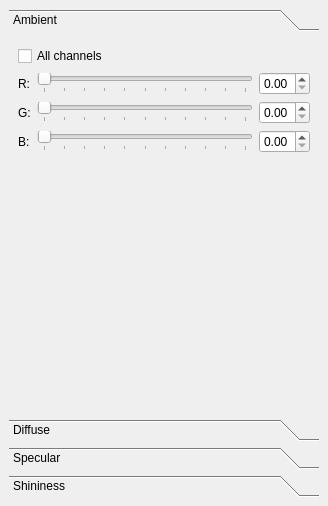
First picture: the form in src/ui/MaterialDock.ui, repository Warzone2100/WMIT, before the edit.
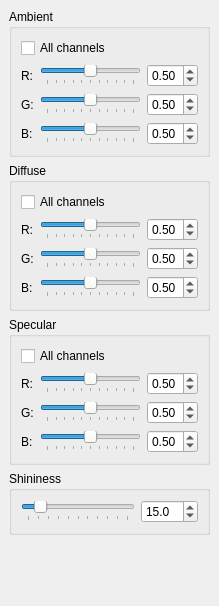
Second picture: the form after the edit.

Commit message: MaterialDock: use groupboxes

The edit to the form file:
```diff
--- a/src/ui/MaterialDock.ui
+++ b/src/ui/MaterialDock.ui
@@ -6,8 +6,8 @@
    <rect>
     <x>0</x>
     <y>0</y>
-    <width>328</width>
-    <height>506</height>
+    <width>219</width>
+    <height>606</height>
    </rect>
   </property>
   <property name="windowTitle">
@@ -16,23 +16,11 @@
   <widget class="QWidget" name="dockWidgetContents">
    <layout class="QVBoxLayout" name="verticalLayout">
     <item>
-     <widget class="QToolBox" name="toolBox">
-      <property name="currentIndex">
-       <number>0</number>
-      </property>
-      <widget class="QWidget" name="ambientPage">
-       <property name="geometry">
-        <rect>
-         <x>0</x>
-         <y>0</y>
-         <width>304</width>
-         <height>336</height>
-        </rect>
-       </property>
-       <attribute name="label">
+     <widget class="QGroupBox" name="ambientGroupBox">
+      <property name="title">
         <string>Ambient</string>
-       </attribute>
-       <layout class="QVBoxLayout" name="verticalLayout_4">
+      </property>
+      <layout class="QVBoxLayout" name="verticalLayout_6">
         <item>
          <widget class="QCheckBox" name="ambientAllCheckBox">
           <property name="text">
@@ -74,9 +62,18 @@
           </item>
           <item row="0" column="1">
            <widget class="QSlider" name="ambientRedSlider">
+           <property name="minimumSize">
+            <size>
+             <width>100</width>
+             <height>0</height>
+            </size>
+           </property>
             <property name="maximum">
              <number>100</number>
             </property>
+           <property name="value">
+            <number>50</number>
+           </property>
             <property name="orientation">
              <enum>Qt::Horizontal</enum>
             </property>
@@ -87,9 +84,18 @@
           </item>
           <item row="1" column="1">
            <widget class="QSlider" name="ambientGreenSlider">
+           <property name="minimumSize">
+            <size>
+             <width>100</width>
+             <height>0</height>
+            </size>
+           </property>
             <property name="maximum">
              <number>100</number>
             </property>
+           <property name="value">
+            <number>50</number>
+           </property>
             <property name="orientation">
              <enum>Qt::Horizontal</enum>
             </property>
@@ -100,9 +106,18 @@
           </item>
           <item row="2" column="1">
            <widget class="QSlider" name="ambientBlueSlider">
+           <property name="minimumSize">
+            <size>
+             <width>100</width>
+             <height>0</height>
+            </size>
+           </property>
             <property name="maximum">
              <number>100</number>
             </property>
+           <property name="value">
+            <number>50</number>
+           </property>
             <property name="orientation">
              <enum>Qt::Horizontal</enum>
             </property>
@@ -119,6 +134,9 @@
             <property name="singleStep">
              <double>0.010000000000000</double>
             </property>
+           <property name="value">
+            <double>0.500000000000000</double>
+           </property>
            </widget>
           </item>
           <item row="1" column="2">
@@ -129,6 +147,9 @@
             <property name="singleStep">
              <double>0.010000000000000</double>
             </property>
+           <property name="value">
+            <double>0.500000000000000</double>
+           </property>
            </widget>
           </item>
           <item row="2" column="2">
@@ -139,38 +160,22 @@
             <property name="singleStep">
              <double>0.010000000000000</double>
             </property>
+           <property name="value">
+            <double>0.500000000000000</double>
+           </property>
            </widget>
           </item>
          </layout>
+       </item>
+      </layout>
+     </widget>
         </item>
         <item>
-         <spacer name="ambientSpacer">
-          <property name="orientation">
-           <enum>Qt::Vertical</enum>
-          </property>
-          <property name="sizeHint" stdset="0">
-           <size>
-            <width>0</width>
-            <height>0</height>
-           </size>
-          </property>
-         </spacer>
-        </item>
-       </layout>
-      </widget>
-      <widget class="QWidget" name="diffusePage">
-       <property name="geometry">
-        <rect>
-         <x>0</x>
-         <y>0</y>
-         <width>304</width>
-         <height>336</height>
-        </rect>
-       </property>
-       <attribute name="label">
+     <widget class="QGroupBox" name="diffuseGroupBox">
+      <property name="title">
         <string>Diffuse</string>
-       </attribute>
-       <layout class="QVBoxLayout" name="verticalLayout_3">
+      </property>
+      <layout class="QVBoxLayout" name="verticalLayout_4">
         <item>
          <widget class="QCheckBox" name="diffuseAllCheckBox">
           <property name="text">
@@ -212,9 +217,18 @@
           </item>
           <item row="0" column="1">
            <widget class="QSlider" name="diffuseRedSlider">
+           <property name="minimumSize">
+            <size>
+             <width>100</width>
+             <height>0</height>
+            </size>
+           </property>
             <property name="maximum">
              <number>100</number>
             </property>
+           <property name="value">
+            <number>50</number>
+           </property>
             <property name="orientation">
              <enum>Qt::Horizontal</enum>
             </property>
@@ -225,9 +239,18 @@
           </item>
           <item row="1" column="1">
            <widget class="QSlider" name="diffuseGreenSlider">
+           <property name="minimumSize">
+            <size>
+             <width>100</width>
+             <height>0</height>
+            </size>
+           </property>
             <property name="maximum">
              <number>100</number>
             </property>
+           <property name="value">
+            <number>50</number>
+           </property>
             <property name="orientation">
              <enum>Qt::Horizontal</enum>
             </property>
@@ -238,9 +261,18 @@
           </item>
           <item row="2" column="1">
            <widget class="QSlider" name="diffuseBlueSlider">
+           <property name="minimumSize">
+            <size>
+             <width>100</width>
+             <height>0</height>
+            </size>
+           </property>
             <property name="maximum">
              <number>100</number>
             </property>
+           <property name="value">
+            <number>50</number>
+           </property>
             <property name="orientation">
              <enum>Qt::Horizontal</enum>
             </property>
@@ -257,6 +289,9 @@
             <property name="singleStep">
              <double>0.010000000000000</double>
             </property>
+           <property name="value">
+            <double>0.500000000000000</double>
+           </property>
            </widget>
           </item>
           <item row="1" column="2">
@@ -267,6 +302,9 @@
             <property name="singleStep">
              <double>0.010000000000000</double>
             </property>
+           <property name="value">
+            <double>0.500000000000000</double>
+           </property>
            </widget>
           </item>
           <item row="2" column="2">
@@ -277,30 +315,22 @@
             <property name="singleStep">
              <double>0.010000000000000</double>
             </property>
+           <property name="value">
+            <double>0.500000000000000</double>
+           </property>
            </widget>
           </item>
          </layout>
+       </item>
+      </layout>
+     </widget>
         </item>
         <item>
-         <spacer name="diffuseSpacer">
-          <property name="orientation">
-           <enum>Qt::Vertical</enum>
-          </property>
-          <property name="sizeHint" stdset="0">
-           <size>
-            <width>0</width>
-            <height>0</height>
-           </size>
-          </property>
-         </spacer>
-        </item>
-       </layout>
-      </widget>
-      <widget class="QWidget" name="specularPage">
-       <attribute name="label">
+     <widget class="QGroupBox" name="specularGroupBox">
+      <property name="title">
         <string>Specular</string>
-       </attribute>
-       <layout class="QVBoxLayout" name="verticalLayout_2">
+      </property>
+      <layout class="QVBoxLayout" name="verticalLayout_3">
         <item>
          <widget class="QCheckBox" name="specularAllCheckBox">
           <property name="text">
@@ -342,9 +372,18 @@
           </item>
           <item row="0" column="1">
            <widget class="QSlider" name="specularRedSlider">
+           <property name="minimumSize">
+            <size>
+             <width>100</width>
+             <height>0</height>
+            </size>
+           </property>
             <property name="maximum">
              <number>100</number>
             </property>
+           <property name="value">
+            <number>50</number>
+           </property>
             <property name="orientation">
              <enum>Qt::Horizontal</enum>
             </property>
@@ -355,9 +394,18 @@
           </item>
           <item row="1" column="1">
            <widget class="QSlider" name="specularGreenSlider">
+           <property name="minimumSize">
+            <size>
+             <width>100</width>
+             <height>0</height>
+            </size>
+           </property>
             <property name="maximum">
              <number>100</number>
             </property>
+           <property name="value">
+            <number>50</number>
+           </property>
             <property name="orientation">
              <enum>Qt::Horizontal</enum>
             </property>
@@ -368,9 +416,18 @@
           </item>
           <item row="2" column="1">
            <widget class="QSlider" name="specularBlueSlider">
+           <property name="minimumSize">
+            <size>
+             <width>100</width>
+             <height>0</height>
+            </size>
+           </property>
             <property name="maximum">
              <number>100</number>
             </property>
+           <property name="value">
+            <number>50</number>
+           </property>
             <property name="orientation">
              <enum>Qt::Horizontal</enum>
             </property>
@@ -387,6 +444,9 @@
             <property name="singleStep">
              <double>0.010000000000000</double>
             </property>
+           <property name="value">
+            <double>0.500000000000000</double>
+           </property>
            </widget>
           </item>
           <item row="1" column="2">
@@ -397,6 +457,9 @@
             <property name="singleStep">
              <double>0.010000000000000</double>
             </property>
+           <property name="value">
+            <double>0.500000000000000</double>
+           </property>
            </widget>
           </item>
           <item row="2" column="2">
@@ -407,36 +470,37 @@
             <property name="singleStep">
              <double>0.010000000000000</double>
             </property>
+           <property name="value">
+            <double>0.500000000000000</double>
+           </property>
            </widget>
           </item>
          </layout>
+       </item>
+      </layout>
+     </widget>
         </item>
         <item>
-         <spacer name="specularSpacer">
-          <property name="orientation">
-           <enum>Qt::Vertical</enum>
-          </property>
-          <property name="sizeHint" stdset="0">
-           <size>
-            <width>0</width>
-            <height>0</height>
-           </size>
-          </property>
-         </spacer>
-        </item>
-       </layout>
-      </widget>
-      <widget class="QWidget" name="shininessPage">
-       <attribute name="label">
+     <widget class="QGroupBox" name="shininessGroupBox">
+      <property name="title">
         <string>Shininess</string>
-       </attribute>
-       <layout class="QVBoxLayout" name="verticalLayout_5">
+      </property>
+      <layout class="QVBoxLayout" name="verticalLayout_2">
         <item>
          <layout class="QHBoxLayout" name="shininessLayout">
           <item>
            <widget class="QSlider" name="shininessSlider">
+           <property name="minimumSize">
+            <size>
+             <width>100</width>
+             <height>0</height>
+            </size>
+           </property>
             <property name="maximum">
-             <number>100</number>
+            <number>1280</number>
+           </property>
+           <property name="value">
+            <number>150</number>
             </property>
             <property name="orientation">
              <enum>Qt::Horizontal</enum>
@@ -444,36 +508,44 @@
             <property name="tickPosition">
              <enum>QSlider::TicksBelow</enum>
             </property>
+           <property name="tickInterval">
+            <number>128</number>
+           </property>
            </widget>
           </item>
           <item>
-           <widget class="QDoubleSpinBox" name="shininessSpinBox">
+          <widget class="QDoubleSpinBox" name="shininessDoubleSpinBox">
+           <property name="decimals">
+            <number>1</number>
+           </property>
             <property name="maximum">
-             <double>1.000000000000000</double>
+            <double>128.000000000000000</double>
             </property>
             <property name="singleStep">
-             <double>0.010000000000000</double>
-            </property>
+            <double>0.100000000000000</double>
+           </property>
+           <property name="value">
+            <double>15.000000000000000</double>
+           </property>
            </widget>
           </item>
          </layout>
+       </item>
+      </layout>
+     </widget>
         </item>
         <item>
-         <spacer name="shininessSpacer">
+     <spacer name="verticalSpacer">
           <property name="orientation">
            <enum>Qt::Vertical</enum>
           </property>
           <property name="sizeHint" stdset="0">
            <size>
             <width>0</width>
-            <height>291</height>
+        <height>0</height>
            </size>
           </property>
          </spacer>
-        </item>
-       </layout>
-      </widget>
-     </widget>
     </item>
    </layout>
   </widget>
```
Lines whose indentation alone changed are shown as unchanged.
